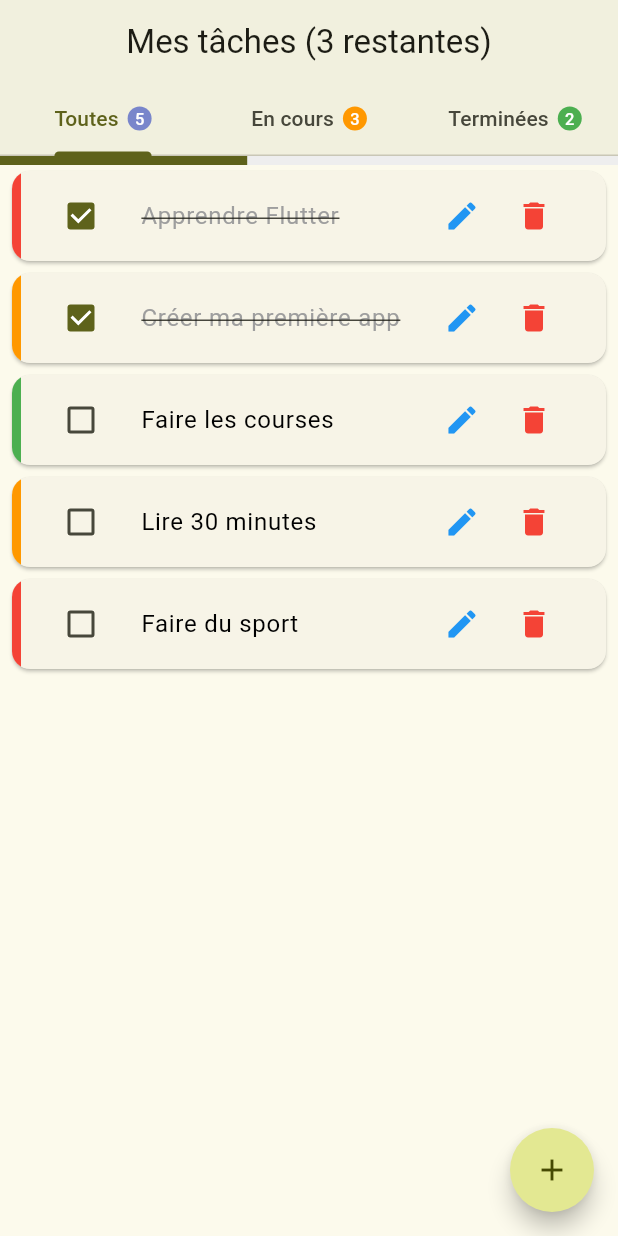
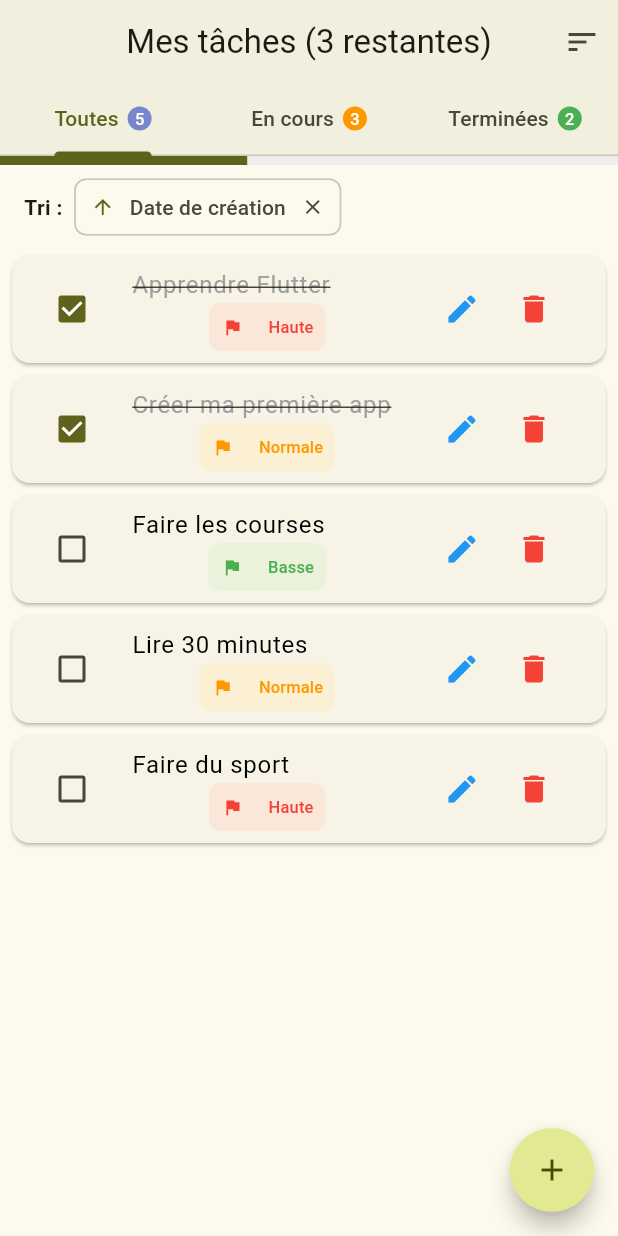
Before and after one commit to SpenaLeloup/task-manager, a Flutter app: the screen it shows after launch, on a phone screen of 412 x 824 dp. Run offline on Flutter 3.47's test engine with Material 3 defaults, Android fonts, the phone set to English and light mode, and no system bars.

Commit message:
mise a jour de task-tile.dart et home_screen.dart

```diff
--- a/lib/screens/home_screen.dart
+++ b/lib/screens/home_screen.dart
@@ -27,7 +27,6 @@ class _HomeScreenState extends State<HomeScreen>
   void initState() {
     super.initState();
     _tabController = TabController(length: 3, vsync: this);
-
     _tabController.addListener(() {
       if (!_tabController.indexIsChanging) {
         context.read<TaskProvider>().setFilter(_filters[_tabController.index]);
@@ -41,6 +40,33 @@ class _HomeScreenState extends State<HomeScreen>
     super.dispose();
   }
 
+  String _sortLabel(SortCriteria criteria) {
+    switch (criteria) {
+      case SortCriteria.createdDate:
+        return 'Date de création';
+      case SortCriteria.priority:
+        return 'Priorité';
+      case SortCriteria.alphabetical:
+        return 'Ordre alphabétique';
+      case SortCriteria.completionStatus:
+        return 'Statut';
+    }
+  }
+
+  PopupMenuItem<SortCriteria> _sortItem(
+      SortCriteria criteria, String label, IconData icon) {
+    return PopupMenuItem(
+      value: criteria,
+      child: Row(
+        children: [
+          Icon(icon, size: 20),
+          const SizedBox(width: 8),
+          Text(label),
+        ],
+      ),
+    );
+  }
+
   @override
   Widget build(BuildContext context) {
     final provider = context.watch<TaskProvider>();
@@ -48,6 +74,24 @@ class _HomeScreenState extends State<HomeScreen>
     return Scaffold(
       appBar: AppBar(
         title: Text('Mes tâches (${provider.pendingCount} restantes)'),
+        actions: [
+          PopupMenuButton<SortCriteria>(
+            icon: const Icon(Icons.sort),
+            tooltip: 'Trier par',
+            onSelected: (criteria) {
+              context.read<TaskProvider>().setSortCriteria(criteria);
+            },
+            itemBuilder: (context) => [
+              _sortItem(SortCriteria.createdDate, 'Date de création',
+                  Icons.access_time),
+              _sortItem(SortCriteria.priority, 'Priorité', Icons.flag),
+              _sortItem(SortCriteria.alphabetical, 'Ordre alphabétique',
+                  Icons.sort_by_alpha),
+              _sortItem(SortCriteria.completionStatus, 'Statut',
+                  Icons.check_circle_outline),
+            ],
+          ),
+        ],
         bottom: TabBar(
           controller: _tabController,
           tabs: [
@@ -58,9 +102,8 @@ class _HomeScreenState extends State<HomeScreen>
                   const Text('Toutes'),
                   const SizedBox(width: 6),
                   Badge(
-                    label: Text('${provider.totalCount}'),
-                    backgroundColor: Colors.indigo.shade300,
-                  ),
+                      label: Text('${provider.totalCount}'),
+                      backgroundColor: Colors.indigo.shade300),
                 ],
               ),
             ),
@@ -71,9 +114,8 @@ class _HomeScreenState extends State<HomeScreen>
                   const Text('En cours'),
                   const SizedBox(width: 6),
                   Badge(
-                    label: Text('${provider.pendingCount}'),
-                    backgroundColor: Colors.orange,
-                  ),
+                      label: Text('${provider.pendingCount}'),
+                      backgroundColor: Colors.orange),
                 ],
               ),
             ),
@@ -84,9 +126,8 @@ class _HomeScreenState extends State<HomeScreen>
                   const Text('Terminées'),
                   const SizedBox(width: 6),
                   Badge(
-                    label: Text('${provider.completedCount}'),
-                    backgroundColor: Colors.green,
-                  ),
+                      label: Text('${provider.completedCount}'),
+                      backgroundColor: Colors.green),
                 ],
               ),
             ),
@@ -100,11 +141,34 @@ class _HomeScreenState extends State<HomeScreen>
             backgroundColor: Colors.grey[200],
             minHeight: 6,
           ),
+          Padding(
+            padding: const EdgeInsets.symmetric(horizontal: 16, vertical: 4),
+            child: Row(
+              children: [
+                const Text('Tri : ',
+                    style: TextStyle(fontWeight: FontWeight.bold)),
+                const SizedBox(width: 4),
+                Chip(
+                  label: Text(_sortLabel(provider.sortCriteria)),
+                  avatar: Icon(
+                    provider.sortAscending
+                        ? Icons.arrow_upward
+                        : Icons.arrow_downward,
+                    size: 16,
+                  ),
+                  onDeleted: () => context
+                      .read<TaskProvider>()
+                      .setSortCriteria(SortCriteria.createdDate),
+                  deleteIcon: const Icon(Icons.close, size: 16),
+                ),
+              ],
+            ),
+          ),
           Expanded(
             child: TabBarView(
               controller: _tabController,
               children: [
-                _buildTaskList(provider.tasks.toList()),
+                _buildTaskList(provider.tasks),
                 _buildTaskList(provider.tasks.where((t) => !t.isDone).toList()),
                 _buildTaskList(provider.tasks.where((t) => t.isDone).toList()),
               ],
--- a/lib/widgets/task_tile.dart
+++ b/lib/widgets/task_tile.dart
@@ -1,5 +1,7 @@
 import 'package:flutter/material.dart';
+import 'package:provider/provider.dart';
 import '../models/task.dart';
+import '../providers/task_provider.dart';
 import '../screens/task_detail_screen.dart';
 
 class TaskTile extends StatelessWidget {
@@ -16,8 +18,8 @@ class TaskTile extends StatelessWidget {
     required this.onEdit,
   });
 
-  Color _getPriorityColor() {
-    switch (task.priority) {
+  Color _priorityColor(Priority p) {
+    switch (p) {
       case Priority.high:
         return Colors.red;
       case Priority.normal:
@@ -27,29 +29,67 @@ class TaskTile extends StatelessWidget {
     }
   }
 
+  String _priorityLabel(Priority p) {
+    switch (p) {
+      case Priority.high:
+        return 'Haute';
+      case Priority.normal:
+        return 'Normale';
+      case Priority.low:
+        return 'Basse';
+    }
+  }
+
+  Widget _priorityChip() {
+    Color color = _priorityColor(task.priority);
+    String label = _priorityLabel(task.priority);
+
+    return Chip(
+      label: Text(label, style: TextStyle(fontSize: 11, color: color)),
+      avatar: Icon(Icons.flag, size: 14, color: color),
+      backgroundColor: color.withOpacity(0.1),
+      side: BorderSide.none,
+      padding: EdgeInsets.zero,
+      materialTapTargetSize: MaterialTapTargetSize.shrinkWrap,
+    );
+  }
+
+  void _showPriorityMenu(BuildContext context) {
+    showModalBottomSheet(
+      context: context,
+      builder: (context) => Column(
+        mainAxisSize: MainAxisSize.min,
+        children: Priority.values
+            .map((p) => ListTile(
+                  leading: Icon(Icons.flag, color: _priorityColor(p)),
+                  title: Text(_priorityLabel(p)),
+                  onTap: () {
+                    final updated = Task(
+                      id: task.id,
+                      title: task.title,
+                      description: task.description,
+                      isDone: task.isDone,
+                      priority: p,
+                    );
+                    context.read<TaskProvider>().updateTask(updated);
+                    Navigator.pop(context);
+                  },
+                ))
+            .toList(),
+      ),
+    );
+  }
+
   @override
   Widget build(BuildContext context) {
     TextDecoration monStyleTexte =
         task.isDone ? TextDecoration.lineThrough : TextDecoration.none;
     Color maCouleurTexte = task.isDone ? Colors.grey : Colors.black;
 
-    return Card(
+    return GestureDetector(
+      onLongPress: () => _showPriorityMenu(context),
+      child: Card(
         margin: const EdgeInsets.symmetric(horizontal: 8, vertical: 4),
-      clipBehavior: Clip.antiAlias,
-      child: Row(
-        children: [
-          Container(
-            width: 6,
-            height: 60,
-            decoration: BoxDecoration(
-              color: _getPriorityColor(),
-              borderRadius: const BorderRadius.only(
-                topLeft: Radius.circular(4),
-                bottomLeft: Radius.circular(4),
-              ),
-            ),
-          ),
-          Expanded(
         child: ListTile(
           leading: Checkbox(
             value: task.isDone,
@@ -57,9 +97,9 @@ class TaskTile extends StatelessWidget {
           ),
           title: Text(
             task.title,
-                style:
-                    TextStyle(decoration: monStyleTexte, color: maCouleurTexte),
+            style: TextStyle(decoration: monStyleTexte, color: maCouleurTexte),
           ),
+          subtitle: _priorityChip(),
           trailing: Row(
             mainAxisSize: MainAxisSize.min,
             children: [
@@ -82,8 +122,6 @@ class TaskTile extends StatelessWidget {
           },
         ),
       ),
-        ],
-      ),
     );
   }
 }
```
Lines whose indentation alone changed are shown as unchanged.
